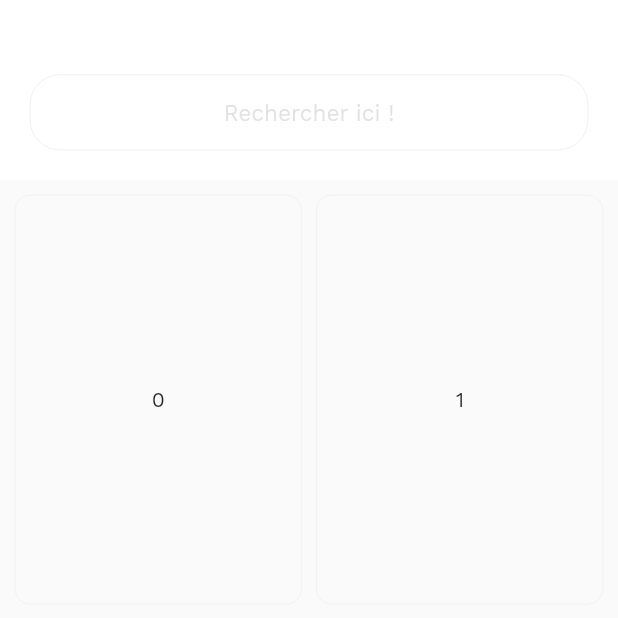
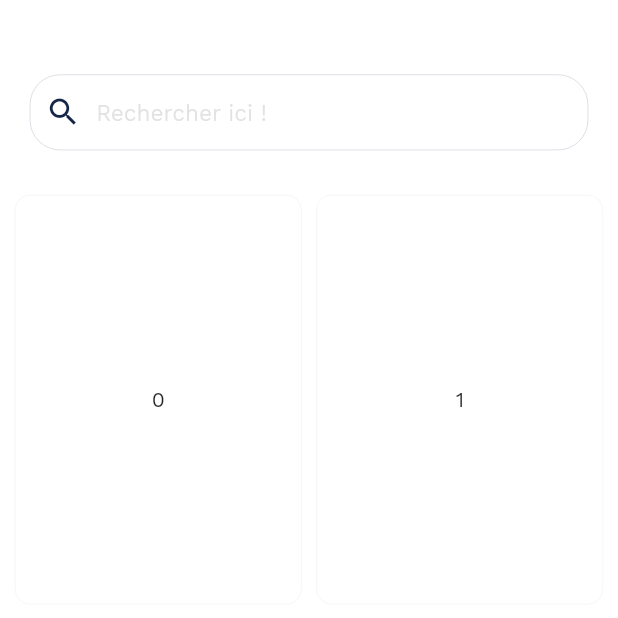
Before and after one commit to Optimus-ged/flutter_e_commerce, a Flutter app: the HomePage screen opened directly, on a phone screen of 412 x 824 dp, the top half of it. Run offline on Flutter 3.47's test engine with Material 2 defaults, Android fonts, the phone set to English and light mode, and no system bars; our stand-ins replace google_fonts.

Commit message:
search bar added successfully

```diff
--- a/lib/screens/pages/home_page.dart
+++ b/lib/screens/pages/home_page.dart
@@ -6,6 +6,7 @@ class HomePage extends StatelessWidget {
     return SafeArea(
       top: false,
       child: Scaffold(
+        backgroundColor: AppTheme.whiteColor,
         body: CustomScrollView(
           slivers: [
             SliverAppBar(
@@ -21,12 +22,14 @@ class HomePage extends StatelessWidget {
                   alignment: Alignment.bottomCenter,
                   child: Column(
                     mainAxisAlignment: MainAxisAlignment.end,
-                    children: [_buildTextField()],
+                    children: [_buildTextField(context: context)],
                   ),
                 ),
               ),
             ),
             SliverToBoxAdapter(
+              child: Container(
+                // color: Colors.white,
                 child: GridView.builder(
                   padding: EdgeInsets.only(
                     bottom: 70,
@@ -56,11 +59,13 @@ class HomePage extends StatelessWidget {
                     );
                   },
                 ),
+              ),
             )
           ],
         ),
         floatingActionButton: Material(
           elevation: 20,
+          color: Colors.white,
           borderRadius: BorderRadius.vertical(
             top: Radius.circular(35),
           ),
@@ -86,22 +91,33 @@ class HomePage extends StatelessWidget {
   }
 
   // Building text field
-  Widget _buildTextField() {
+  Widget _buildTextField({BuildContext context}) {
+    var screen = MediaQuery.of(context).size;
     return Padding(
       padding: const EdgeInsets.only(bottom: 20, left: 20, right: 20),
       child: Container(
         decoration: BoxDecoration(
-          border: Border.all(width: 0.1, color: AppTheme.greyColor),
+          border: Border.all(width: 0.1, color: AppTheme.blueColor),
           borderRadius: BorderRadius.circular(20),
         ),
         child: Padding(
-          padding: const EdgeInsets.symmetric(vertical: 15, horizontal: 20),
+          padding: const EdgeInsets.symmetric(vertical: 0, horizontal: 0),
+          child: Row(
+            children: [
+              Padding(
+                padding: const EdgeInsets.symmetric(horizontal: 10),
+                child: Icon(Icons.search, color: AppTheme.blueColor),
+              ),
+              Container(
+                height: 50,
+                width: screen.width * .73,
+                alignment: Alignment.center,
+                // color: Colors.amber,
                 child: TextField(
-            textAlign: TextAlign.center,
-            cursorColor: AppTheme.greyColor,
+                  cursorColor: AppTheme.blueColor,
                   style: TextStyle(
                     fontSize: 17,
-              color: AppTheme.greyColor,
+                    color: AppTheme.blueColor,
                   ),
                   decoration: InputDecoration.collapsed(
                     hintText: "Rechercher ici !",
@@ -110,6 +126,10 @@ class HomePage extends StatelessWidget {
                       color: Colors.grey.withOpacity(0.3),
                     ),
                   ),
+                ),
+              ),
+              SizedBox(width: 10)
+            ],
           ),
         ),
       ),
```
Lines whose indentation alone changed are shown as unchanged.
